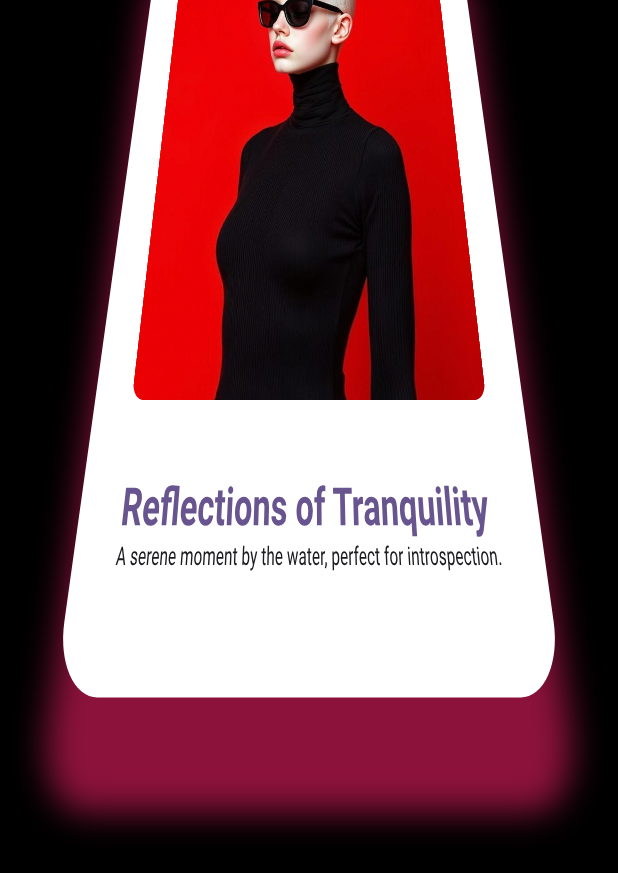
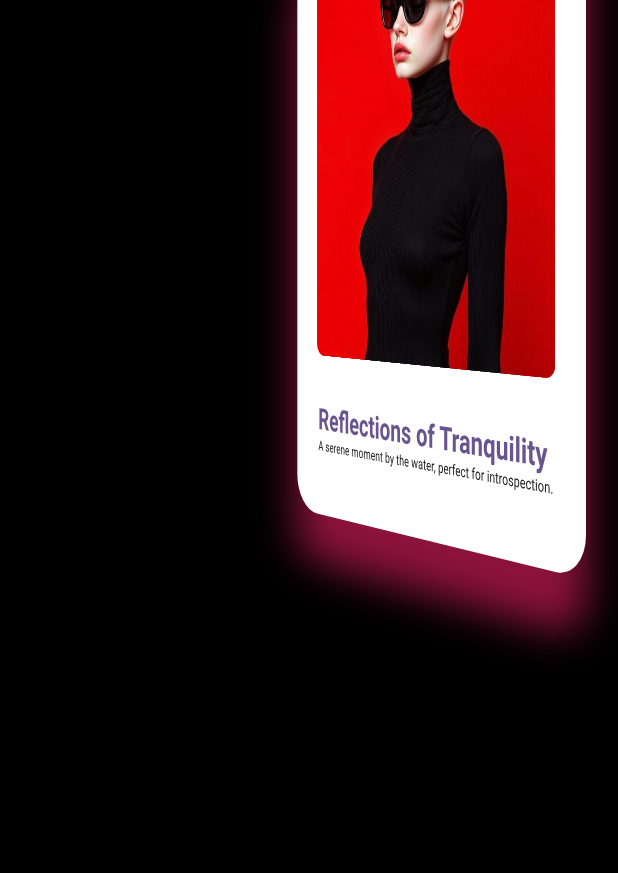
Before and after one commit to zeeshan941983/skew_card, a Flutter app: the screen it shows after launch, swiped to page 5, on a phone screen of 412 x 824 dp. Shown: the top 873 px of the screen. Run offline on Flutter 3.47's test engine with Material 3 defaults, Android fonts, the phone set to English and light mode, and no system bars.

Commit message:
part 2 added

```diff
--- a/lib/main.dart
+++ b/lib/main.dart
@@ -1,5 +1,6 @@
 import 'package:flutter/material.dart';
-import 'package:skew_card/screen/home_screen.dart';
+import 'package:skew_card/screen/Part2_home_screen.dart';
+import 'package:skew_card/screen/part1_home_screen.dart';
 
 void main() {
   runApp(const MyApp());
@@ -18,6 +19,6 @@
           colorScheme: ColorScheme.fromSeed(seedColor: Colors.deepPurple),
           useMaterial3: true,
         ),
-        home: const HomeScreen());
+        home: const Part2HomeScreen());
   }
 }
--- /dev/null
+++ b/lib/screen/Part2_home_screen.dart
@@ -0,0 +1,185 @@
+import 'package:flutter/material.dart';
+import 'package:skew_card/widget/app_size.dart';
+
+////part 2 animation for left swipe and right swipe diffrent
+class Part2HomeScreen extends StatefulWidget {
+  const Part2HomeScreen({super.key});
+
+  @override
+  State<Part2HomeScreen> createState() => _Part2HomeScreenState();
+}
+
+class _Part2HomeScreenState extends State<Part2HomeScreen> {
+  List<String> images = [
+    'assets/1.png',
+    'assets/33.jpg',
+    'assets/44.jpg',
+    'assets/55.jpg',
+    'assets/1.png',
+  ];
+  List<Map<String, dynamic>> imageDetails = [
+    {
+      'title': 'The Black Elegance',
+      'description':
+          'A bold and striking presence,exuding confidence in a sleek black dress and\n matching shades, embodying the essence of a modern femme fatale.',
+      "isShow": true
+    },
+    {
+      'title': 'Timeless Elegance',
+      'description':
+          'A portrait of beauty and grace captured in a single frame.',
+      "isShow": true
+    },
+    {
+      'title': 'Urban Serenity',
+      'description':
+          'Find peace amidst the bustling city with this hidden escape.',
+      "isShow": true
+    },
+    {
+      'title': 'Nature\'s Palette',
+      'description':
+          'A symphony of colors painted by the hands of nature itself.',
+      "isShow": true
+    },
+    {
+      'title': 'Reflections of Tranquility',
+      'description': 'A serene moment by the water, perfect for introspection.',
+      "isShow": true
+    },
+  ];
+  final PageController _pageController = PageController(initialPage: 0);
+  int _currentPage = 0;
+  bool isnext = false;
+
+  @override
+  Widget build(BuildContext context) {
+    return Scaffold(
+      backgroundColor: Colors.black,
+      body: GestureDetector(
+        child: PageView.builder(
+          controller: _pageController,
+          onPageChanged: (int page) {
+            setState(() {
+              isnext = page > _currentPage;
+              _currentPage = page;
+
+              imageDetails[page]['isShow'] = true;
+            });
+          },
+          itemCount: images.length,
+          itemBuilder: (context, index) => Center(
+            child: SizedBox(
+              height: AppSizing.height(context) * 0.6,
+              width: AppSizing.width(context),
+              child: GestureDetector(
+                onTap: () {
+                  // if (index == _currentPage) {
+                  //   setState(() {
+                  //     imageDetails[index]['isShow'] =
+                  //         !imageDetails[index]['isShow'];
+                  //   });
+                  // }
+                },
+                child: TweenAnimationBuilder(
+                  key: ValueKey(
+                      index == _currentPage && imageDetails[index]['isShow']),
+                  curve: Curves.fastOutSlowIn,
+                  duration: const Duration(milliseconds: 1500),
+                  tween: imageDetails[index]['isShow']
+                      ? Tween<double>(begin: 1, end: 0)
+                      : Tween<double>(begin: 0, end: 1),
+                  builder: (context, value, child) {
+                    return isnext
+                        ? Transform(
+                            alignment: Alignment.topRight,
+                            transform: Matrix4.identity()
+                              ..setEntry(3, 2, 0.02)
+                              ..rotateY(value * 0.2)
+                              ..translate(
+                                  0.0, value * -AppSizing.height(context) * 1.2)
+                              ..scale(1 - value, 1.0),
+                            child: mainCard(index),
+                          )
+                        : Transform(
+                            alignment: Alignment.topLeft,
+                            transform: Matrix4.identity()
+                              ..setEntry(3, 2, 0.02)
+                              ..rotateY(-value * 0.2)
+                              ..translate(
+                                  0.0, value * -AppSizing.height(context) * 1.2)
+                              ..scale(1 - value, 1.0),
+                            child: mainCard(index),
+                          );
+                  },
+                ),
+              ),
+            ),
+          ),
+        ),
+      ),
+    );
+  }
+
+  Widget mainCard(int index) {
+    return Container(
+      height: AppSizing.height(context) * 0.6,
+      width: AppSizing.width(context),
+      margin: const EdgeInsets.symmetric(horizontal: 30),
+      padding: const EdgeInsets.symmetric(horizontal: 30, vertical: 30),
+      decoration: BoxDecoration(
+        color: Colors.white,
+        borderRadius: BorderRadius.circular(30),
+        boxShadow: [
+          BoxShadow(
+            color: Colors.pink.withOpacity(0.6),
+            blurRadius: 40,
+            spreadRadius: 1,
+            offset: const Offset(0, 40),
+          ),
+        ],
+      ),
+      child: Column(
+        mainAxisAlignment: MainAxisAlignment.spaceBetween,
+        children: [
+          ClipRRect(
+            borderRadius: BorderRadius.circular(10),
+            child: Image.asset(
+              images[index],
+              height: AppSizing.height(context) * 0.4,
+              width: AppSizing.width(context),
+              fit: BoxFit.cover,
+            ),
+          ),
+          Container(
+            padding: const EdgeInsets.symmetric(horizontal: 2, vertical: 20),
+            width: AppSizing.width(context),
+            child: Column(
+              crossAxisAlignment: CrossAxisAlignment.start,
+              children: [
+                Text(
+                  imageDetails[index]['title'],
+                  style: Theme.of(context).textTheme.displayMedium!.copyWith(
+                        color: Theme.of(context).primaryColor,
+                        fontSize: 25,
+                        fontWeight: FontWeight.w600,
+                      ),
+                ),
+                FittedBox(
+                  alignment: Alignment.centerLeft,
+                  child: Text(
+                    imageDetails[index]['description'].toString(),
+                    maxLines: 3,
+                    style: const TextStyle(
+                      fontSize: 40,
+                    ),
+                  ),
+                ),
+              ],
+            ),
+          )
+        ],
+      ),
+    );
+  }
+}
--- a/lib/screen/home_screen.dart
+++ b/lib/screen/part1_home_screen.dart
@@ -1,14 +1,15 @@
 import 'package:flutter/material.dart';
 import 'package:skew_card/widget/app_size.dart';
 
-class HomeScreen extends StatefulWidget {
-  const HomeScreen({super.key});
+////part 1 animation from top to bottom show when swipe
+class Part1HomeScreen extends StatefulWidget {
+  const Part1HomeScreen({super.key});
 
   @override
-  State<HomeScreen> createState() => _HomeScreenState();
+  State<Part1HomeScreen> createState() => _Part1HomeScreenState();
 }
 
-class _HomeScreenState extends State<HomeScreen> {
+class _Part1HomeScreenState extends State<Part1HomeScreen> {
   List<String> images = [
     'assets/1.png',
     'assets/33.jpg',
@@ -49,6 +50,7 @@
   ];
   final PageController _pageController = PageController(initialPage: 0);
   int _currentPage = 0;
+  bool isnext = false;
 
   @override
   Widget build(BuildContext context) {
@@ -59,6 +61,7 @@
           controller: _pageController,
           onPageChanged: (int page) {
             setState(() {
+              isnext = page > _currentPage;
               _currentPage = page;
 
               imageDetails[page]['isShow'] = true;
```
